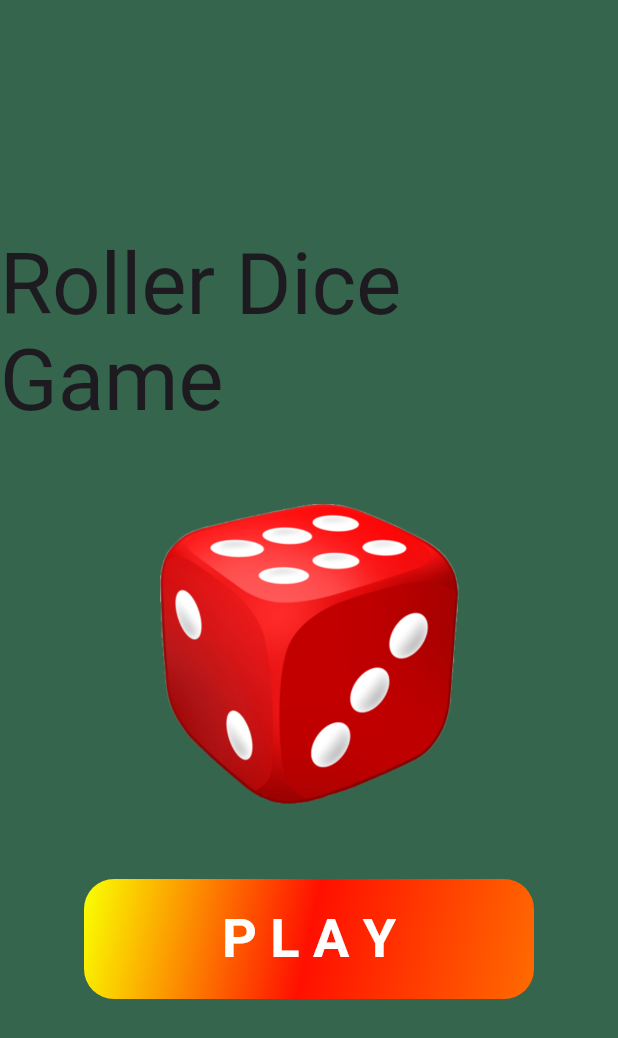
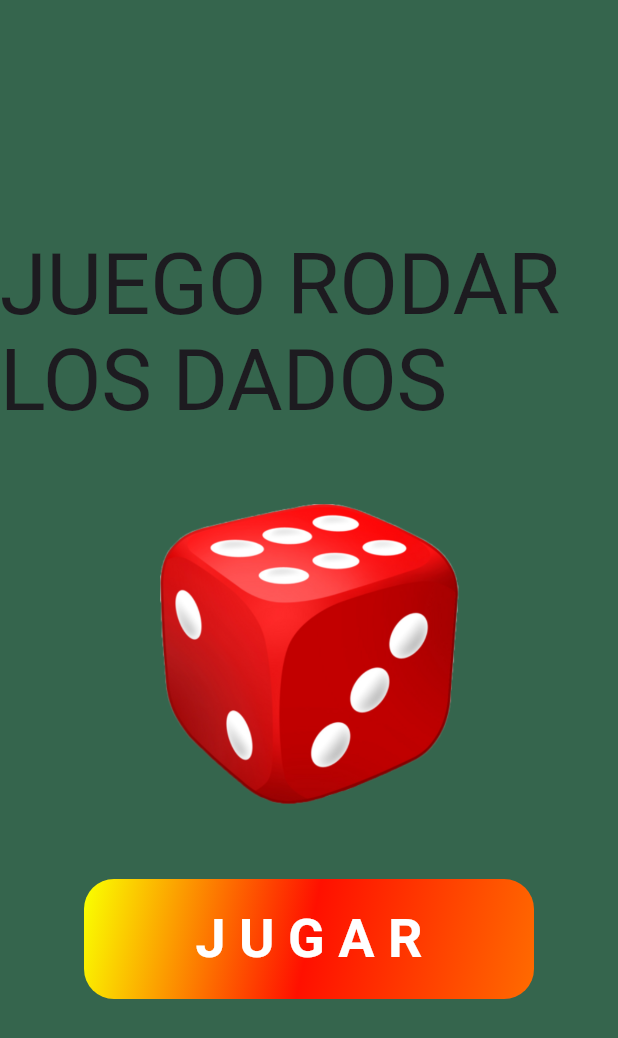
Before and after one commit to axl0d/roller_dice, a Flutter app: the screen it shows after launch, on a phone screen of 412 x 824 dp. Shown: the top 1038 px of the screen. Run offline on Flutter 3.47's test engine with Material 3 defaults, Android fonts, the phone set to English and light mode, and no system bars; our stand-ins replace google_fonts.

Commit message:
change text to spanish

```diff
--- a/lib/home_page.dart
+++ b/lib/home_page.dart
@@ -17,7 +17,7 @@ class HomePage extends StatelessWidget {
           mainAxisAlignment: MainAxisAlignment.center,
           children: <Widget>[
             Text(
-              'Roller Dice Game',
+              'JUEGO RODAR LOS DADOS',
               style: GoogleFonts.bungeeSpice(
                 textStyle: Theme.of(context).textTheme.displayLarge,
               ),
@@ -27,7 +27,7 @@ class HomePage extends StatelessWidget {
             const SizedBox(height: 50),
             AnimatedButton(
               onTap: () => Navigator.pushNamed(context, GameRoomPage.routeName),
-              title: 'P L A Y',
+              title: 'J U G A R',
             )
           ],
         ),
--- a/lib/main.dart
+++ b/lib/main.dart
@@ -13,7 +13,7 @@ class MyApp extends StatelessWidget {
   @override
   Widget build(BuildContext context) {
     return MaterialApp(
-      title: 'Roller Dice Game',
+      title: 'Juego rodar los dados',
       theme: ThemeData(
         colorScheme: ColorScheme.fromSeed(seedColor: Colors.deepPurple),
         useMaterial3: true,
```
